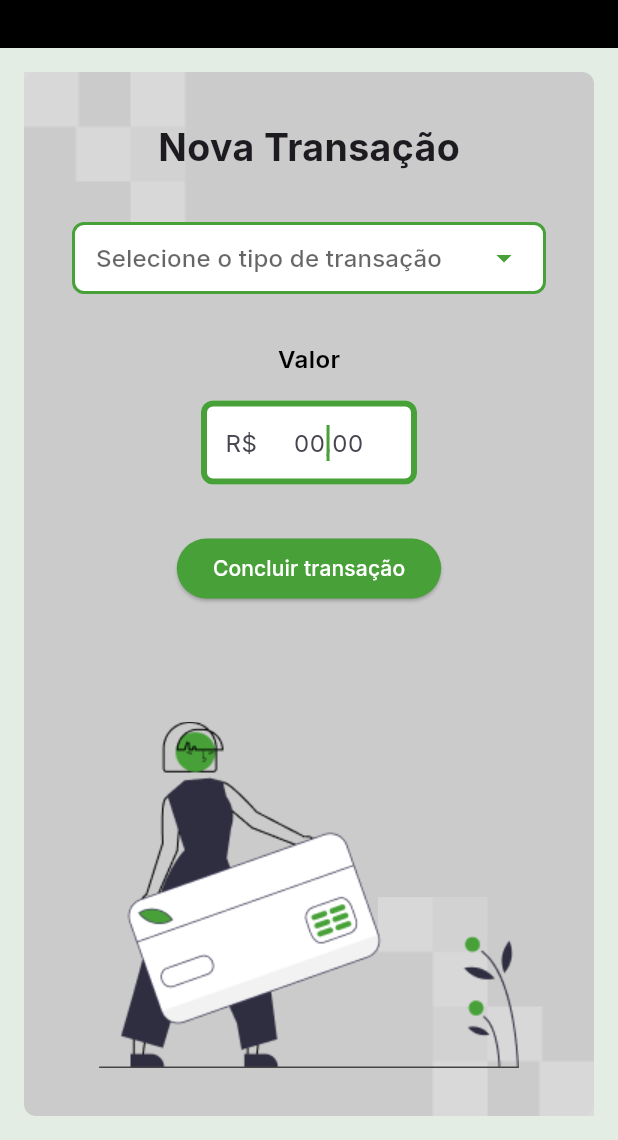
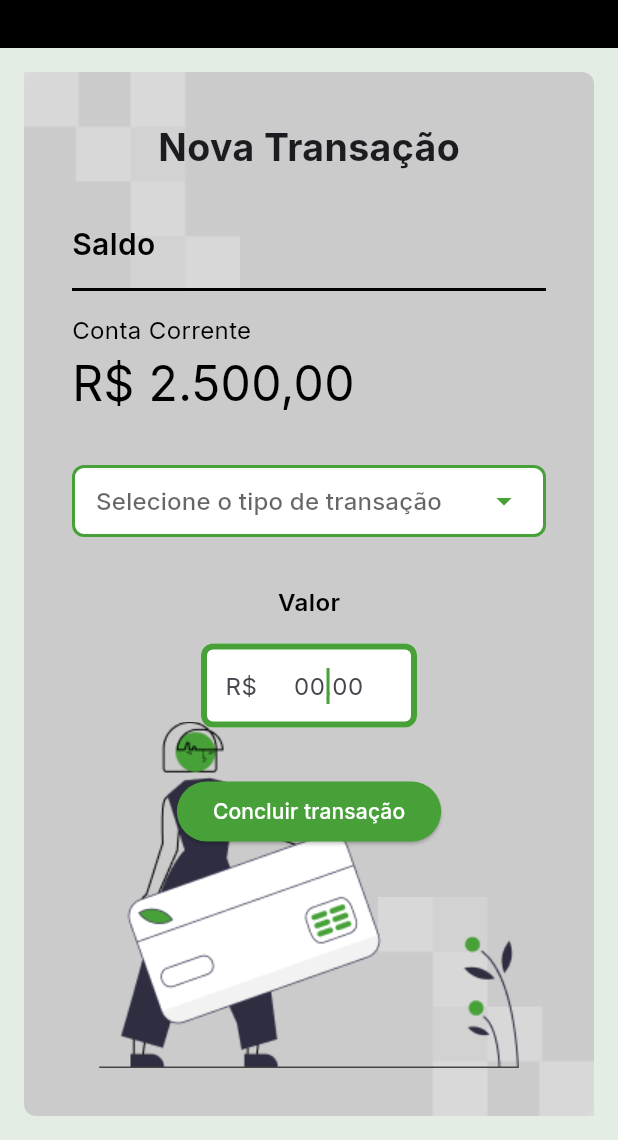
Before and after one commit to matheus-liber/bytebank, a Flutter app: the TransfersPage screen opened by its route, on a phone screen of 412 x 824 dp, the part 96-1236 px from its top. Run offline on Flutter 3.47's test engine with Material 3 defaults, Android fonts, the phone set to English and light mode, and no system bars; our stand-ins replace google_fonts.

Commit message:
Taking the Balance Widget to all pages

```diff
--- a/lib/home/widgets/balance_widget.dart
+++ b/lib/_core/widgets/balance_widget.dart
@@ -1,13 +1,14 @@
 import 'package:flutter/material.dart';
 
-import '../../_core/constants/bytebank_colors.dart';
+import '../constants/bytebank_colors.dart';
 
 class BalanceWidget extends StatelessWidget {
-  const BalanceWidget({super.key});
+  final Color color;
+  const BalanceWidget({super.key, required this.color});
 
   @override
   Widget build(BuildContext context) {
-    return const Column(
+    return Column(
       mainAxisAlignment: MainAxisAlignment.center,
       crossAxisAlignment: CrossAxisAlignment.start,
       children: [
@@ -15,25 +16,25 @@ class BalanceWidget extends StatelessWidget {
           "Saldo",
           style: TextStyle(
             fontSize: 20,
-            color: BytebankColors.white,
+            color: color,
             fontWeight: FontWeight.w600,
           ),
         ),
         Padding(
-          padding: EdgeInsets.symmetric(vertical: 8.0),
-          child: Divider(color: BytebankColors.white, thickness: 2),
+          padding: const EdgeInsets.symmetric(vertical: 8.0),
+          child: Divider(color: color, thickness: 2),
         ),
         Text(
           "Conta Corrente",
           style: TextStyle(
-            color: BytebankColors.white,
+            color: color,
             fontSize: 16,
           ),
         ),
         Text(
           "R\$ 2.500,00",
           style: TextStyle(
-            color: BytebankColors.white,
+            color: color,
             fontSize: 32,
           ),
         ),
--- a/lib/home/screens/home_page.dart
+++ b/lib/home/screens/home_page.dart
@@ -1,8 +1,9 @@
 import 'package:flutter/material.dart';
+import 'package:flutter_bytebank/_core/constants/bytebank_colors.dart';
 import 'package:flutter_bytebank/_core/constants/bytebank_screens.dart';
 import 'package:flutter_bytebank/_core/widgets/appbar_widget.dart';
 import 'package:flutter_bytebank/_core/widgets/drawer_widget.dart';
-import 'package:flutter_bytebank/home/widgets/balance_widget.dart';
+import 'package:flutter_bytebank/_core/widgets/balance_widget.dart';
 import 'package:flutter_bytebank/home/widgets/home_background_widget.dart';
 import 'package:flutter_bytebank/home/widgets/home_title_widget.dart';
 
@@ -20,7 +21,7 @@ class HomePage extends StatelessWidget {
       body: const HomeBackgroundWidget(
         children: [
           HomeTitleWidget(),
-          BalanceWidget(),
+          BalanceWidget(color: BytebankColors.white,),
         ],
       ),
     );
--- a/lib/statement/screens/statement_page.dart
+++ b/lib/statement/screens/statement_page.dart
@@ -1,4 +1,5 @@
 import 'package:flutter/material.dart';
+import 'package:flutter_bytebank/_core/widgets/balance_widget.dart';
 import 'package:flutter_bytebank/_core/widgets/height_margin.dart';
 import 'package:flutter_bytebank/statement/helpers/generate_fake_transfers.dart';
 import 'package:flutter_bytebank/statement/models/transfer_model.dart';
@@ -6,6 +7,7 @@ import 'package:flutter_bytebank/statement/widgets/statement_background_widget.d
 import 'package:flutter_bytebank/statement/widgets/statement_title_widget.dart';
 import 'package:flutter_bytebank/statement/widgets/statement_transfers_list_widget.dart';
 
+import '../../_core/constants/bytebank_colors.dart';
 import '../../_core/constants/bytebank_screens.dart';
 import '../../_core/widgets/appbar_widget.dart';
 import '../../_core/widgets/drawer_widget.dart';
@@ -39,6 +41,8 @@ class _StatementPageState extends State<StatementPage> {
         children: [
           const StatementTitleWidget(),
           const HeightMargin(MarginType.large),
+          const BalanceWidget(color: BytebankColors.black,),
+          const HeightMargin(MarginType.large),
           StatementTransfersListWidget(listTransfers: listTransfers),
         ],
       ),
--- a/lib/transfers/screens/transfers_page.dart
+++ b/lib/transfers/screens/transfers_page.dart
@@ -1,6 +1,7 @@
 import 'package:flutter/material.dart';
 import 'package:flutter_bytebank/_core/constants/bytebank_colors.dart';
 import 'package:flutter_bytebank/_core/constants/bytebank_transfers_types.dart';
+import 'package:flutter_bytebank/_core/widgets/balance_widget.dart';
 import 'package:flutter_bytebank/_core/widgets/height_margin.dart';
 import 'package:flutter_bytebank/transfers/widgets/transfer_amount_input_widget.dart';
 import 'package:flutter_bytebank/transfers/widgets/transfer_background_widget.dart';
@@ -36,6 +37,8 @@ class _TransfersPageState extends State<TransfersPage> {
         children: [
           const TransferTitleWidget(),
           const HeightMargin(MarginType.large),
+          const BalanceWidget(color: BytebankColors.black,),
+          const HeightMargin(MarginType.large),
           TransferTransitionTypeWidget(
             transferType: transferType,
             onChanged: (value) {
```
